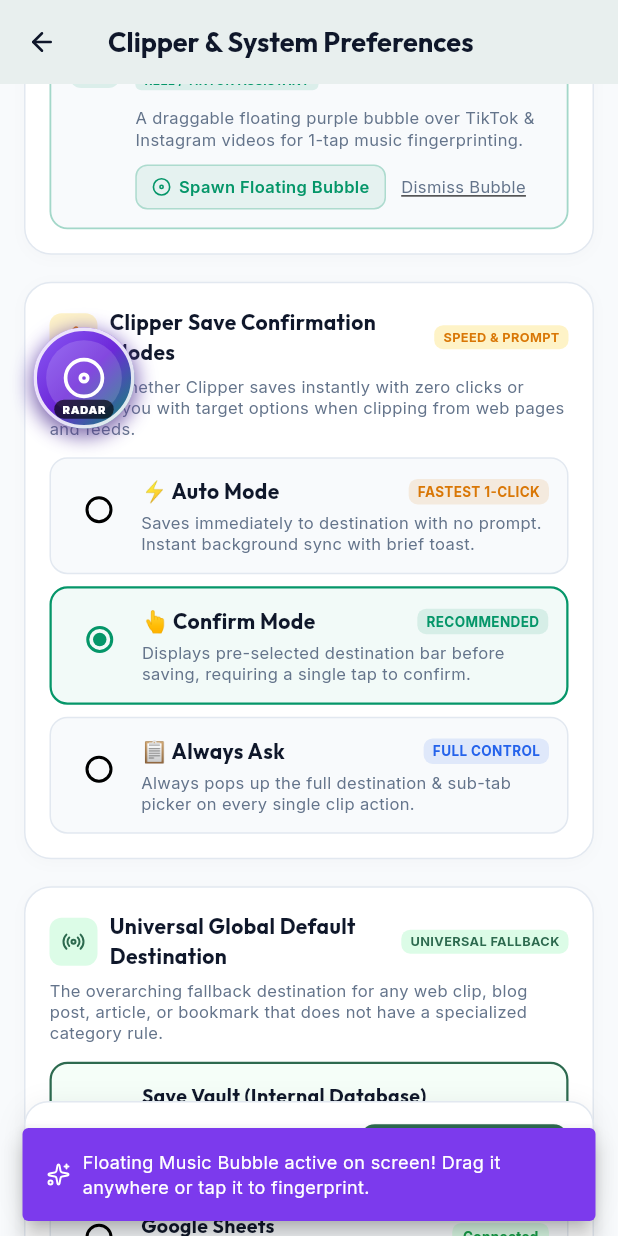
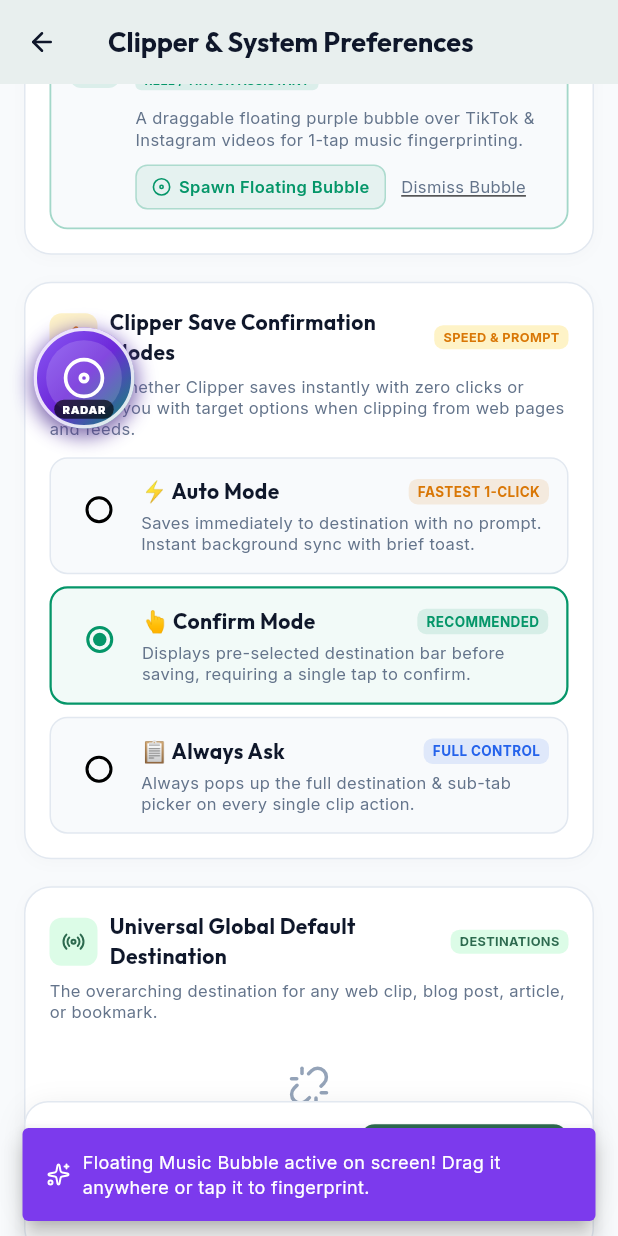
Before and after one commit to tad12e/Save, a Flutter app: the ClipperSettingsScreen screen opened directly, scrolled down 576 dp, after a tap on "Spawn Floating Bubble", on a phone screen of 412 x 824 dp. Run offline on Flutter 3.47's test engine with Material 3 defaults, Android fonts, the phone set to English and light mode, and no system bars; our stand-ins replace audioplayers, google_fonts, lucide_icons_flutter, permission_handler, shared_preferences, webview_flutter; accounts and stored records are empty; network calls fail.

Commit message:
feat(mobile): handle empty destinations in batch sync sheet and settings routing
- Show unlinked empty state in BatchDestinationSheet and disable sync action when no destinations exist

- Provide fallback cards with helpful guidance for universal default destination and per-category routing in ClipperSettingsScreen

- Prevent dummy/mock fallback creations in Spotify settings and provide accurate user feedback on connection failures

```diff
--- a/mobile/lib/screens/clips/widgets/batch_destination_sheet.dart
+++ b/mobile/lib/screens/clips/widgets/batch_destination_sheet.dart
@@ -61,15 +61,7 @@
   Widget build(BuildContext context) {
     final provider = Provider.of<ClipsProvider>(context);
     final selectedCount = provider.selectedIds.length;
-    final destinations = provider.destinations.isNotEmpty
-        ? provider.destinations
-        : const [
-            SaveDestination(id: 'google_sheets', name: 'Google Sheets', provider: 'google_sheets', isDefault: true),
-            SaveDestination(id: 'notion', name: 'Notion Workspace', provider: 'notion', isDefault: false),
-            SaveDestination(id: 'obsidian', name: 'Obsidian Vault', provider: 'obsidian', isDefault: false),
-            SaveDestination(id: 'airtable', name: 'Airtable Base', provider: 'airtable', isDefault: false),
-            SaveDestination(id: 'vault', name: 'Save Vault (Cloud)', provider: 'vault', isDefault: false),
-          ];
+    final destinations = provider.destinations;
 
     return Container(
       padding: const EdgeInsets.fromLTRB(20, 12, 20, 24),
@@ -132,6 +124,33 @@
             const SizedBox(height: 16),
 
             // Destination List
+            if (destinations.isEmpty)
+              Padding(
+                padding: const EdgeInsets.symmetric(vertical: 24),
+                child: Center(
+                  child: Column(
+                    children: [
+                      const Icon(LucideIcons.unlink, size: 32, color: AppTheme.inactiveGrey),
+                      const SizedBox(height: 8),
+                      Text(
+                        'No connected destinations found',
+                        style: GoogleFonts.outfit(
+                          fontSize: 14,
+                          fontWeight: FontWeight.w600,
+                          color: AppTheme.textPrimary,
+                        ),
+                      ),
+                      const SizedBox(height: 4),
+                      Text(
+                        'Connect Google Sheets, Notion, or Vault to sync clips.',
+                        style: GoogleFonts.inter(fontSize: 12, color: AppTheme.textMuted),
+                        textAlign: TextAlign.center,
+                      ),
+                    ],
+                  ),
+                ),
+              )
+            else
               ConstrainedBox(
                 constraints: BoxConstraints(
                   maxHeight: MediaQuery.of(context).size.height * 0.40,
@@ -235,17 +254,19 @@
                   _isSyncing ? 'Syncing...' : 'Sync $selectedCount Clips Now',
                   style: GoogleFonts.inter(fontSize: 14, fontWeight: FontWeight.bold),
                 ),
-                onPressed: _isSyncing
+                onPressed: (_isSyncing || destinations.isEmpty)
                     ? null
                     : () async {
                         final nav = Navigator.of(context);
                         final messenger = ScaffoldMessenger.of(context);
                         setState(() => _isSyncing = true);
                         final targetDestId = _selectedDestinationId ??
-                            (destinations.isNotEmpty ? destinations.first.id : 'vault');
+                            (destinations.isNotEmpty ? destinations.first.id : '');
                         final destObj = destinations.firstWhere(
                           (d) => d.id == targetDestId,
-                          orElse: () => destinations.first,
+                          orElse: () => destinations.isNotEmpty
+                              ? destinations.first
+                              : const SaveDestination(id: '', name: 'Destination', provider: ''),
                         );
 
                         final syncedCount = await provider.pushSelectedClipsToDestination(targetDestId);
--- a/mobile/lib/screens/settings/clipper_settings_screen.dart
+++ b/mobile/lib/screens/settings/clipper_settings_screen.dart
@@ -303,7 +303,8 @@
           .timeout(const Duration(seconds: 4));
 
       if (response.statusCode == 200) {
-        final List<dynamic> data = jsonDecode(utf8.decode(response.bodyBytes));
+        final dynamic raw = jsonDecode(utf8.decode(response.bodyBytes));
+        final List<dynamic> data = raw is List ? raw : (raw is Map ? (raw['results'] as List? ?? []) : []);
         if (data.isNotEmpty) {
           final loaded = data
               .map((d) => DestinationItem.fromJson(d as Map<String, dynamic>))
@@ -320,53 +321,8 @@
       }
     } catch (_) {}
 
-    // Fallback default destinations
-    _destinations = [
-      DestinationItem(
-        id: 'vault',
-        name: 'Save Vault (Internal Database)',
-        type: 'custom_db',
-        targetResource: 'Save Clips Vault (Local & Cloud)',
-        isConnected: true,
-        isDefault: true,
-      ),
-      DestinationItem(
-        id: 'google_sheets',
-        name: 'Google Sheets',
-        type: 'google_sheets',
-        targetResource: '2026 Clipped Vault.xlsx',
-        isConnected: true,
-      ),
-      DestinationItem(
-        id: 'notion',
-        name: 'Notion Workspace',
-        type: 'notion',
-        targetResource: 'Knowledge Base DB',
-        isConnected: true,
-      ),
-      DestinationItem(
-        id: 'airtable',
-        name: 'Airtable Base',
-        type: 'airtable',
-        targetResource: 'Content Pipeline',
-        isConnected: false,
-      ),
-      DestinationItem(
-        id: 'obsidian',
-        name: 'Obsidian Local Markdown Vault',
-        type: 'custom_db',
-        targetResource: 'Vault/Inbox',
-        isConnected: false,
-      ),
-      DestinationItem(
-        id: 'webhook',
-        name: 'Custom Webhook API',
-        type: 'webhook',
-        targetResource: 'https://api.myapp.com/hooks/save',
-        isConnected: false,
-      ),
-    ];
-    _defaultDestId = 'vault';
+    _destinations = [];
+    _defaultDestId = '';
   }
 
   Future<void> _fetchCategoryRulesFromBackend() async {
@@ -427,29 +383,7 @@
 
     if (mounted) {
       setState(() {
-        _spotifyPlaylists = [
-          SpotifyPlaylistItem(
-            id: 'default',
-            name: 'Clipper Tracks (Default)',
-            description: 'Auto-saved songs from web clipper',
-            totalTracks: 24,
-            imageUrl: '',
-          ),
-          SpotifyPlaylistItem(
-            id: 'coding_synth',
-            name: 'Midnight Synthwave & Focus',
-            description: 'Instrumental flow beats',
-            totalTracks: 68,
-            imageUrl: '',
-          ),
-          SpotifyPlaylistItem(
-            id: 'lofi_study',
-            name: 'Lo-Fi Chill & Study Session',
-            description: 'Relaxing background melodies',
-            totalTracks: 42,
-            imageUrl: '',
-          ),
-        ];
+        _spotifyPlaylists = [];
         _loadingPlaylists = false;
       });
     }
@@ -493,29 +427,9 @@
       }
     } catch (_) {}
 
-    // Offline / Demo search fallback if backend is unreachable
     if (mounted) {
       setState(() {
-        _searchResults = [
-          SpotifyTrackItem(
-            id: 'sp_1',
-            name: '$clean (Live Edit)',
-            artists: 'The Weeknd, Daft Punk',
-            album: 'Starboy Deluxe Edition',
-            albumArt: 'https://i.scdn.co/image/ab67616d0000b2734718e2b124f79258be7bc452',
-            uri: 'spotify:track:7MXVkk9YM5IZxh0v4eFk0I',
-            externalUrl: 'https://open.spotify.com/search/${Uri.encodeComponent(clean)}',
-          ),
-          SpotifyTrackItem(
-            id: 'sp_2',
-            name: 'Interstellar Main Theme',
-            artists: 'Hans Zimmer',
-            album: 'Interstellar Soundtrack',
-            albumArt: 'https://i.scdn.co/image/ab67616d0000b27339ac0c55a40b90e668c67c5e',
-            uri: 'spotify:track:6ovhG6Y4sXbVj3f3N6oM4W',
-            externalUrl: 'https://open.spotify.com',
-          ),
-        ];
+        _searchResults = [];
         _isSearching = false;
       });
     }
@@ -678,26 +592,23 @@
                             _spotifyPlaylists.insert(0, created);
                             _musicPlaylist = created.id;
                           });
+                          if (ctx.mounted) {
+                            Navigator.pop(ctx);
+                            setState(() {
+                              _feedbackMessage = 'Created playlist "$name" on Spotify!';
+                            });
+                            Future.delayed(const Duration(seconds: 4), () {
+                              if (mounted) setState(() => _feedbackMessage = null);
+                            });
+                          }
+                          return;
                         }
-                      } catch (_) {
-                        // Demo fallback add
-                        final dummy = SpotifyPlaylistItem(
-                          id: 'custom_${DateTime.now().millisecondsSinceEpoch}',
-                          name: name,
-                          description: descCtrl.text.trim(),
-                          totalTracks: 0,
-                          imageUrl: '',
-                        );
-                        setState(() {
-                          _spotifyPlaylists.insert(0, dummy);
-                          _musicPlaylist = dummy.id;
-                        });
-                      }
+                      } catch (_) {}
 
                       if (ctx.mounted) {
                         Navigator.pop(ctx);
                         setState(() {
-                          _feedbackMessage = 'Created playlist "$name" on Spotify!';
+                          _feedbackMessage = 'Failed to create playlist on Spotify. Check backend connection.';
                         });
                         Future.delayed(const Duration(seconds: 4), () {
                           if (mounted) setState(() => _feedbackMessage = null);
@@ -872,9 +783,8 @@
     } catch (_) {}
 
     setState(() {
-      _feedbackMessage = 'Spotify connected in Local Development / Demo Mode!';
+      _feedbackMessage = 'Failed to connect Spotify. Check backend configuration.';
     });
-    _loadSpotifyPlaylists();
     Future.delayed(const Duration(seconds: 4), () {
       if (mounted) setState(() => _feedbackMessage = null);
     });
@@ -1619,12 +1529,48 @@
         .where((d) => d.type != 'spotify' && d.type != 'youtube_music')
         .toList();
 
+    if (validDests.isEmpty) {
+      return _buildCardWrapper(
+        icon: LucideIcons.radio,
+        iconColor: const Color(0xFF2D6A4F),
+        iconBg: const Color(0xFFDCFCE7),
+        title: 'Universal Global Default Destination',
+        tag: 'DESTINATIONS',
+        description: 'The overarching destination for any web clip, blog post, article, or bookmark.',
+        child: Padding(
+          padding: const EdgeInsets.symmetric(vertical: 16.0),
+          child: Center(
+            child: Column(
+              children: [
+                const Icon(LucideIcons.unlink, size: 28, color: AppTheme.inactiveGrey),
+                const SizedBox(height: 8),
+                Text(
+                  'No connected destinations found',
+                  style: GoogleFonts.outfit(
+                    fontSize: 14,
+                    fontWeight: FontWeight.w600,
+                    color: AppTheme.textPrimary,
+                  ),
+                ),
+                const SizedBox(height: 4),
+                Text(
+                  'Connect Google Sheets, Notion, or Vault from the web dashboard.',
+                  style: GoogleFonts.inter(fontSize: 12, color: AppTheme.textMuted),
+                  textAlign: TextAlign.center,
+                ),
+              ],
+            ),
+          ),
+        ),
+      );
+    }
+
     return _buildCardWrapper(
       icon: LucideIcons.radio,
       iconColor: const Color(0xFF2D6A4F),
       iconBg: const Color(0xFFDCFCE7),
       title: 'Universal Global Default Destination',
-      tag: 'UNIVERSAL FALLBACK',
+      tag: 'DEFAULT DESTINATION',
       description: 'The overarching fallback destination for any web clip, blog post, article, or bookmark that does not have a specialized category rule.',
       child: Column(
         children: validDests.map((dest) {
@@ -1771,6 +1717,46 @@
         .where((d) => d.type != 'spotify' && d.type != 'youtube_music')
         .toList();
 
+    if (validDests.isEmpty) {
+      return _buildCardWrapper(
+        icon: LucideIcons.slidersHorizontal,
+        iconColor: const Color(0xFF2563EB),
+        iconBg: const Color(0xFFDBEAFE),
+        title: 'Smart Per-Category Destination Routing',
+        tag: 'AUTO-DISPATCH',
+        description: 'Route specific types of content to different tools automatically.',
+        child: Padding(
+          padding: const EdgeInsets.symmetric(vertical: 16.0),
+          child: Center(
+            child: Column(
+              children: [
+                const Icon(LucideIcons.unlink, size: 28, color: AppTheme.inactiveGrey),
+                const SizedBox(height: 8),
+                Text(
+                  'No connected destinations available',
+                  style: GoogleFonts.outfit(
+                    fontSize: 14,
+                    fontWeight: FontWeight.w600,
+                    color: AppTheme.textPrimary,
+                  ),
+                ),
+                const SizedBox(height: 4),
+                Text(
+                  'Connect Google Sheets, Notion, or Vault to configure category routing.',
+                  style: GoogleFonts.inter(fontSize: 12, color: AppTheme.textMuted),
+                  textAlign: TextAlign.center,
+                ),
+              ],
+            ),
+          ),
+        ),
+      );
+    }
+
+    final defaultDestName = _destinations.isNotEmpty
+        ? _destinations.firstWhere((d) => d.id == _defaultDestId, orElse: () => _destinations.first).name
+        : 'None';
+
     return _buildCardWrapper(
       icon: LucideIcons.slidersHorizontal,
       iconColor: const Color(0xFF2563EB),
@@ -1838,7 +1824,7 @@
                         DropdownMenuItem<String>(
                           value: '',
                           child: Text(
-                            '🌐 Universal Global Default (${_destinations.firstWhere((d) => d.id == _defaultDestId, orElse: () => _destinations.first).name})',
+                            '🌐 Universal Global Default ($defaultDestName)',
                             style: GoogleFonts.inter(fontSize: 11, fontWeight: FontWeight.w600),
                             overflow: TextOverflow.ellipsis,
                           ),
```
Lines whose indentation alone changed are shown as unchanged.
